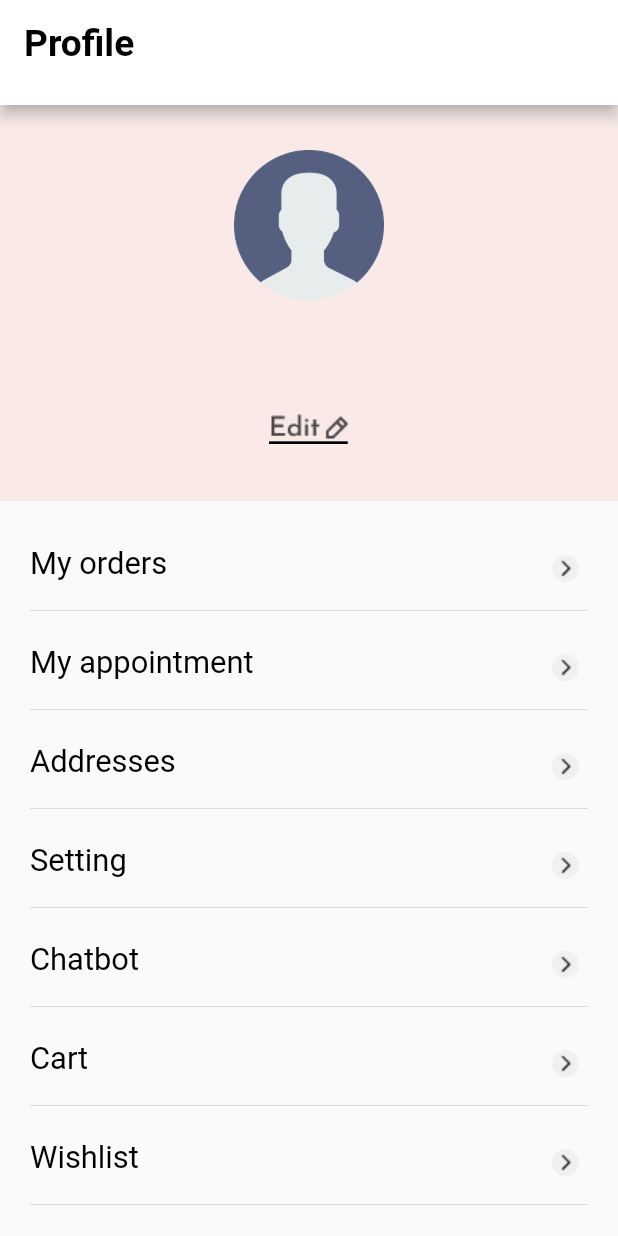
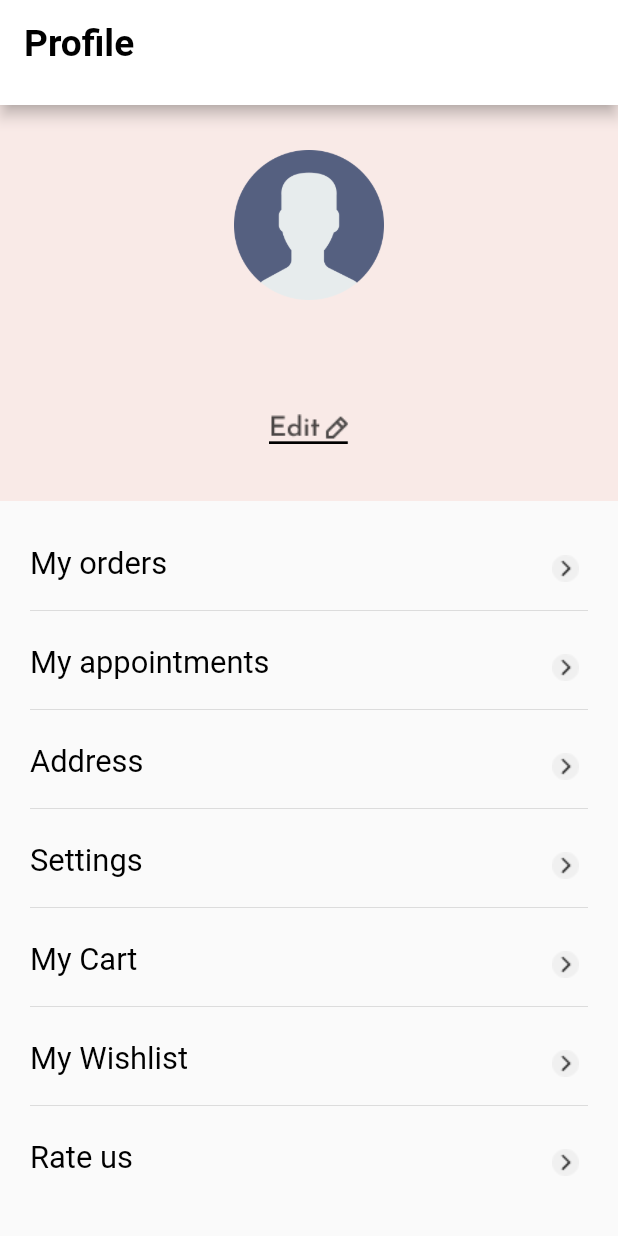
Before and after one commit to Mukesh-Vishwakarma/hollywoodhair_app, a Flutter app: the ProfileScreen screen opened directly, on a phone screen of 412 x 824 dp. Run offline on Flutter 3.47's test engine with Material 2 defaults, Android fonts, the phone set to English and light mode, and no system bars; our stand-ins replace camera, carousel_slider, chips_choice, connectivity_plus, country_picker, dio and 17 more; missing offline and left inert: flutter_rounded_date_picker, google_mlkit_translation, shopify_flutter; accounts and stored records are empty; network calls fail; Roboto replaces fonts that are missing (JosefinSans); project files that could hold a hidden picture were left out; key blocks and very long unbroken strings in the code were emptied for the run.

```diff
--- a/lib/screen/base/profile/profile_screen.dart
+++ b/lib/screen/base/profile/profile_screen.dart
@@ -18,7 +18,7 @@ class ProfileScreen extends GetView<ProfileController> {
           preferredSize: Size.fromHeight(70.0),
           child: AppBar(
             backgroundColor: AppColors.colorFF,
-            title: Text("Profile",
+            title: Text("Profile".tr,
                 style: AppStyles.textStyle(
                     fontSize: dimen18, weight: FontWeight.w600)),
             automaticallyImplyLeading: false,
@@ -100,7 +100,7 @@ class ProfileScreen extends GetView<ProfileController> {
 
                       Expanded(child: Padding(
                         padding: const EdgeInsets.only(left: 20),
-                        child: Text("My orders",
+                        child: Text("my_orders".tr,
                             style: AppStyles.textStyle(
                                 fontSize: dimen15, weight: FontWeight.w400,)
 
@@ -135,7 +135,7 @@ class ProfileScreen extends GetView<ProfileController> {
 
                       Expanded(child: Padding(
                         padding: const EdgeInsets.only(left: 20),
-                        child: Text("My appointment",
+                        child: Text("my_appointment".tr,
                             style: AppStyles.textStyle(
                               fontSize: dimen15, weight: FontWeight.w400,)
 
@@ -171,7 +171,7 @@ class ProfileScreen extends GetView<ProfileController> {
 
                       Expanded(child: Padding(
                         padding: const EdgeInsets.only(left: 20),
-                        child: Text("Addresses",
+                        child: Text("address".tr,
                             style: AppStyles.textStyle(
                               fontSize: dimen15, weight: FontWeight.w400,)
 
@@ -204,7 +204,7 @@ class ProfileScreen extends GetView<ProfileController> {
 
                       Expanded(child: Padding(
                         padding: const EdgeInsets.only(left: 20),
-                        child: Text("Setting",
+                        child: Text("setting".tr,
                             style: AppStyles.textStyle(
                               fontSize: dimen15, weight: FontWeight.w400,)
 
@@ -227,7 +227,7 @@ class ProfileScreen extends GetView<ProfileController> {
               ),
 
 
-
+/*
               Padding(
                 padding: const EdgeInsets.only(top: 5,bottom: 5),
                 child: Row(
@@ -235,7 +235,7 @@ class ProfileScreen extends GetView<ProfileController> {
 
                     Expanded(child: Padding(
                       padding: const EdgeInsets.only(left: 20),
-                      child: Text("Chatbot",
+                      child: Text("chatbot".tr,
                           style: AppStyles.textStyle(
                             fontSize: dimen15, weight: FontWeight.w400,)
 
@@ -254,7 +254,10 @@ class ProfileScreen extends GetView<ProfileController> {
               Padding(
                 padding: const EdgeInsets.only(left: 20,right: 20),
                 child: Divider(),
-              ),
+              ),*/
+
+
+
               Padding(
                 padding: const EdgeInsets.only(top: 5,bottom: 5),
                 child: Row(
@@ -262,7 +265,7 @@ class ProfileScreen extends GetView<ProfileController> {
 
                     Expanded(child: Padding(
                       padding: const EdgeInsets.only(left: 20),
-                      child: Text("Cart",
+                      child: Text("my_cart".tr,
                           style: AppStyles.textStyle(
                             fontSize: dimen15, weight: FontWeight.w400,)
 
@@ -289,7 +292,7 @@ class ProfileScreen extends GetView<ProfileController> {
 
                     Expanded(child: Padding(
                       padding: const EdgeInsets.only(left: 20),
-                      child: Text("Wishlist",
+                      child: Text("my_wishlist".tr,
                           style: AppStyles.textStyle(
                             fontSize: dimen15, weight: FontWeight.w400,)
 
@@ -316,7 +319,7 @@ class ProfileScreen extends GetView<ProfileController> {
 
                     Expanded(child: Padding(
                       padding: const EdgeInsets.only(left: 20),
-                      child: Text("Rate us",
+                      child: Text("rate_us".tr,
                           style: AppStyles.textStyle(
                             fontSize: dimen15, weight: FontWeight.w400,)
 
--- a/lib/screen/base/profile/settings/setting_screen.dart
+++ b/lib/screen/base/profile/settings/setting_screen.dart
@@ -21,7 +21,7 @@ class SettingScreen extends GetView<SettingsController> {
               onTap: () {
                 Get.back();
               },
-              child: Icon(
+              child: const Icon(
                 Icons.arrow_back,
                 color: AppColors.black,
               )),
--- a/lib/screen/splash/splash_controller.dart
+++ b/lib/screen/splash/splash_controller.dart
@@ -21,7 +21,7 @@ var isFirstTime = ''.obs;
 switchScreen() async {
   isFirstTime.value = GetStorage().read(AppConstants.isLogged)??'';
   print("check is first time ${isFirstTime.value}");
-  Future.delayed(Duration(seconds: 3), () {
+  Future.delayed(const Duration(seconds: 2), () {
     //      Get.toNamed(AppPages.baseScreen,arguments: {"screenType":"product details"});
     return isFirstTime.value=='true'
         ? Get.offNamed(AppPages.baseScreen,arguments: {"screenType":"splash screen"}
--- a/lib/util/lang/en.dart
+++ b/lib/util/lang/en.dart
@@ -25,7 +25,7 @@ const en_US = {
   'confirm_password': 'confirm password',
   'change_password_des': 'To reset your password, we need your email or mobile number that can be authenticated',
   'profile': 'Profile',
-  'setting': 'Setting',
+  'setting': 'Settings',
   'languages': 'Languages',
   'terms_&_condition': 'Terms & condition',
   'privacy_policy': 'Privacy policy',
@@ -54,7 +54,7 @@ const en_US = {
   'service': 'Service',
   'show_room_location': 'Showroom Location',
   'next': 'Next',
-  'my_appointment': 'My appointment',
+  'my_appointment': 'My appointments',
   'log_out': 'Log out',
   'cancel': 'Cancel',
   'log_out_dis': 'Are our sure you want to Log out?',
@@ -94,4 +94,26 @@ const en_US = {
   'order_now': 'Order Now',
   'apply': 'Apply',
 
+  // Home
+  'product_details': 'Product Details',
+  'OPIS': 'OPIS',
+  'go_to_cart': 'Go to Cart',
+  'Home': 'Home',
+  'Booking': 'Booking',
+  'try_on': 'Try on',
+  'my_cart': 'My Cart',
+
+  // Profile
+  'Profile':'Profile',
+  'address':'Address',
+  'chatbot':'Chatbot',
+  'my_wishlist':'My Wishlist',
+  'rate_us':'Rate us',
+
+  // Booking
+  'my_appointments': 'My Appointments',
+  'style_selection_consultation': 'Style Selection Consultation',
+  'consult_with_experts': 'Consult with experts',
+  'Book_in_Store_appointment': 'Book In-Store Appointment',
+  'Unlock_your_perfect_look': 'Unlock your perfect look',
 };
--- a/lib/util/lang/es.dart
+++ b/lib/util/lang/es.dart
@@ -88,4 +88,28 @@ const es_SP = {
   'grand_total': 'Total general',
   'order_now': 'Ordenar ahora',
   'apply': 'Aplicar',
+
+
+  // Home
+  'product_details': 'Detalles del producto',
+  'OPIS': 'OPIS',
+  'go_to_cart': 'Ir al carrito',
+  'Home': 'Inicio',
+  'Booking': 'Reserva',
+  'try_on': 'Prueba',
+  'Cart': 'Carrito',
+  'Profile': 'Perfil',
+
+  // Profile
+  'address': 'Dirección',
+  'chatbot': 'Chatbot',
+  'Wishlist': 'Lista de deseos',
+  'rate_us': 'Califícanos',
+
+  // Booking
+  'my_appointments': 'Moje terminy',
+  'style_selection_consultation': 'Konsultacja wyboru stylu',
+  'consult_with_experts': 'Konsultuj się z ekspertami',
+  'Book_in_Store_appointment': 'Zarezerwuj termin w sklepie stacjonarnym',
+  'Unlock_your_perfect_look': 'Odblokuj swój idealny wygląd',
 };
--- a/lib/util/lang/pl.dart
+++ b/lib/util/lang/pl.dart
@@ -88,4 +88,29 @@ const pl_PL = {
   'grand_total': 'Suma końcowa',
   'order_now': 'Zamów teraz',
   'apply': 'Zastosuj',
+
+  // Home
+  'product_details': 'Szczegóły produktu',
+  'OPIS': 'OPIS',
+  'go_to_cart': 'Przejdź do koszyka',
+  'Home': 'Strona główna',
+  'Booking': 'Rezerwacja',
+  'try_on': 'Przymierz',
+  'Cart': 'Koszyk',
+  'Profile': 'Profil',
+
+  // Profile
+  'address': 'Adres',
+  'chatbot': 'Chatbot',
+  'Wishlist': 'Lista życzeń',
+  'rate_us': 'Oceń nas',
+
+
+  // Booking
+  'my_appointments': 'Mis Citas',
+  'style_selection_consultation': 'Consulta de Selección de Estilo',
+  'consult_with_experts': 'Consulta con Expertos',
+  'Book_in_Store_appointment': 'Reservar Cita en Tienda',
+  'Unlock_your_perfect_look': 'Descubre tu Look Perfecto',
+
 };
```
Also changed, not shown: lib/screen/base/base_home_screen.dart (+5 -5 lines), lib/screen/base/booking/booking_controller.dart (+4 -4 lines), lib/screen/base/booking/booking_screen.dart (+6 -6 lines), lib/screen/base/home_screen/home_controller.dart (+34 -1 lines), lib/screen/product_details/product_details_controller.dart (+73 -6 lines), lib/screen/product_details/product_details_screen.dart (+94 -67 lines), lib/translater_service/translatter_service.dart (+18 -2 lines).
